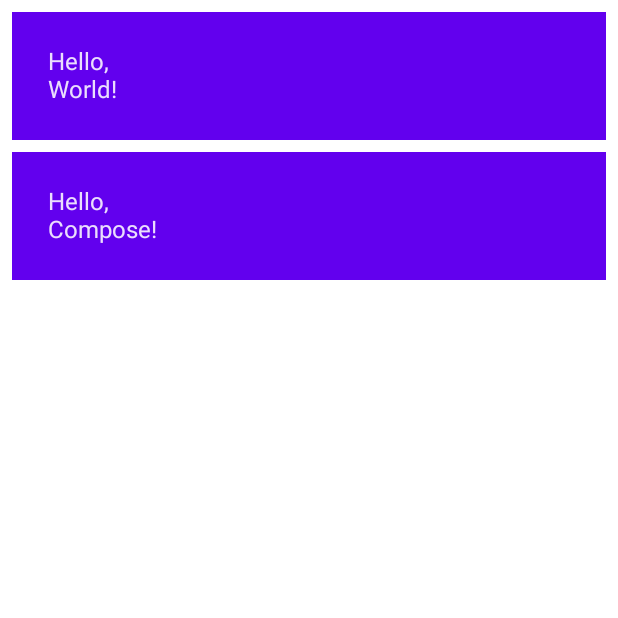
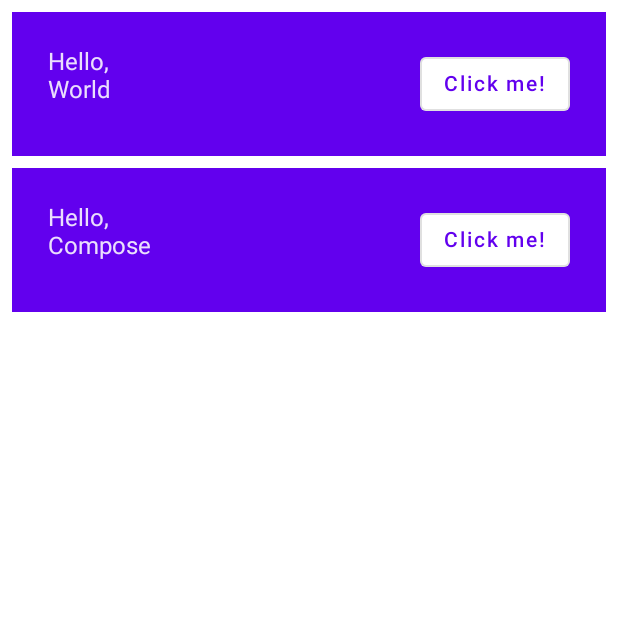
Before and after one commit to EleoXDA/JComposeBasics_KT, an Android app built with Jetpack Compose: the screen it shows after launch (MainActivity), on a phone screen of 412 x 824 dp, the top half of it. Run offline under Robolectric (Android 15) with nearby library versions, the phone set to English and light mode, and no system bars.

Commit message:
Add buttons to the ends of the rows

```diff
--- a/app/src/main/java/eu/eleo/jcomposebasics/MainActivity.kt
+++ b/app/src/main/java/eu/eleo/jcomposebasics/MainActivity.kt
@@ -4,17 +4,18 @@ import android.os.Bundle
 import androidx.activity.ComponentActivity
 import androidx.activity.compose.setContent
 import androidx.compose.foundation.layout.Column
+import androidx.compose.foundation.layout.Row
 import androidx.compose.foundation.layout.fillMaxSize
-import androidx.compose.foundation.layout.fillMaxWidth
 import androidx.compose.foundation.layout.padding
 import androidx.compose.material.MaterialTheme
+import androidx.compose.material.OutlinedButton
 import androidx.compose.material.Surface
 import androidx.compose.material.Text
 import androidx.compose.runtime.Composable
 import androidx.compose.ui.Modifier
 import androidx.compose.ui.tooling.preview.Preview
+import androidx.compose.ui.unit.dp
 import eu.eleo.jcomposebasics.ui.theme.JComposeBasicsTheme
-import androidx.compose.ui.unit.dp
 
 
 class MainActivity : ComponentActivity() {
@@ -51,9 +52,16 @@ private fun Greeting(name: String) {
         color = MaterialTheme.colors.primary,
         modifier = Modifier.padding(vertical = 4.dp, horizontal = 8.dp)
     ) {
-        Column (modifier = Modifier.fillMaxWidth().padding(24.dp)) {
-            Text(text = "Hello,")
-            Text(text = "$name!")
+        Row (modifier = Modifier.padding(24.dp)) {
+            Column (modifier = Modifier.weight(1f)) {
+                Text(text = "Hello,")
+                Text(text = name)
+            }
+            OutlinedButton(
+                onClick = { /*TODO*/ }) {
+                Text(text = "Click me!")
+            }
+
     }
     }
 }
```
